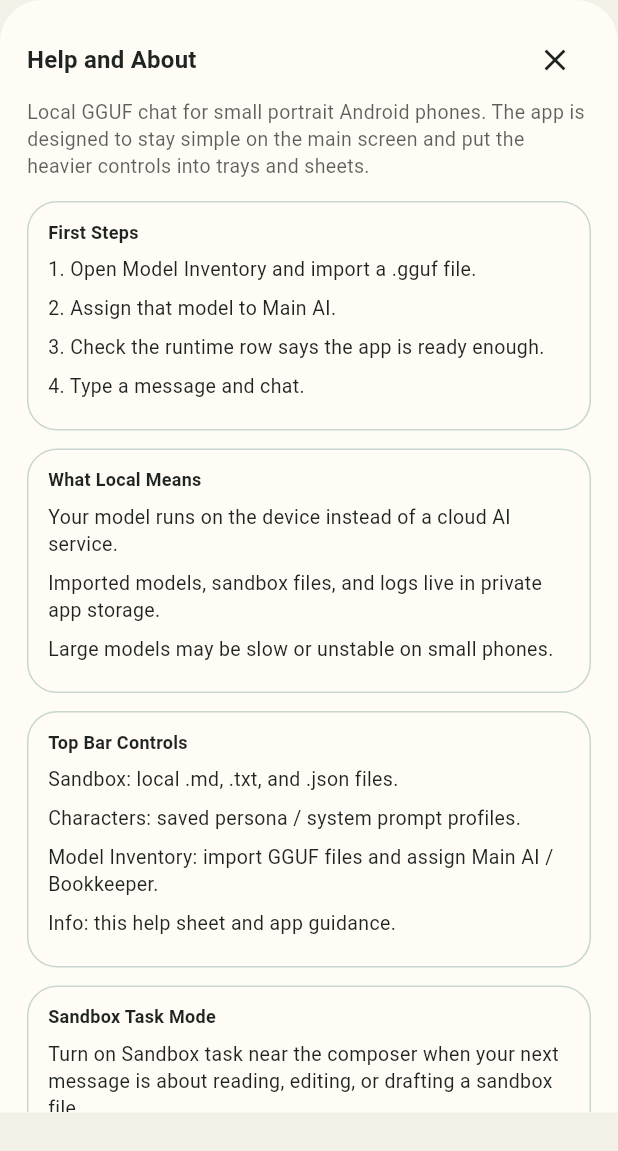
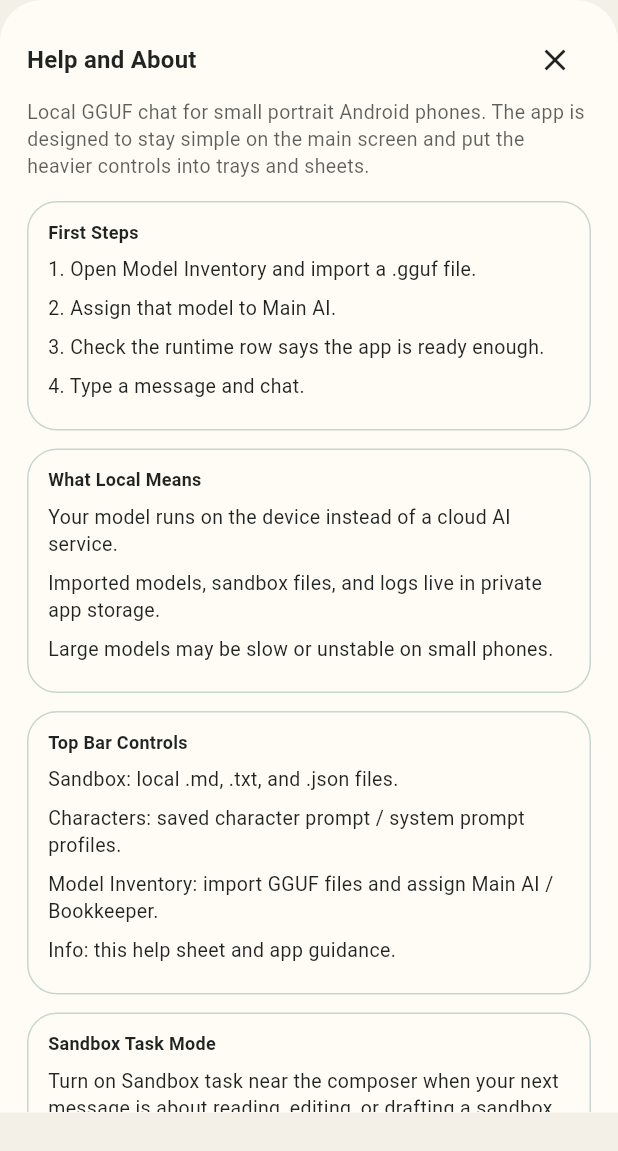
Before and after one commit to instance001/chatty-mini, a Flutter app: the HelpSheet widget shown alone on an empty page, opened directly with empty values, on a phone screen of 412 x 824 dp. Shown: the top 1151 px of the screen. Run offline on Flutter 3.47's test engine with Material 3 defaults, Android fonts, the phone set to English and light mode, and no system bars.

Commit message:
Modernize Chatty-mini prompt and context terminology

```diff
--- a/lib/features/character/character_tray.dart
+++ b/lib/features/character/character_tray.dart
@@ -105,7 +105,7 @@ class _CharacterTrayState extends State<CharacterTray> {
                       ),
                       const SizedBox(height: 2),
                       Text(
-                        'Save named personas and switch between them for different tasks. The active profile is persisted across sessions.',
+                        'Save named character prompt profiles and switch between them for different tasks. The active profile is persisted across sessions.',
                         style: theme.textTheme.bodyMedium?.copyWith(
                           color: theme.colorScheme.onSurface.withValues(
                             alpha: 0.68,
@@ -459,7 +459,7 @@ class _CharacterProfileEditorSheetState
                   decoration: const InputDecoration(
                     labelText: 'System prompt',
                     hintText:
-                        'Describe how this persona should behave, speak, and prioritize.',
+                        'Describe how this character prompt should shape tone, style, and priorities.',
                   ),
                 ),
               ),
@@ -501,7 +501,7 @@ Future<void> _showImportPicker(
               Text('Import Profiles', style: theme.textTheme.titleMedium),
               const SizedBox(height: 6),
               Text(
-                'Pick a sandbox JSON export to merge into the current persona list.',
+                'Pick a sandbox JSON export to merge into the current character prompt list.',
                 style: theme.textTheme.bodyMedium?.copyWith(
                   color: theme.colorScheme.onSurface.withValues(alpha: 0.72),
                 ),
--- a/lib/features/help/help_sheet.dart
+++ b/lib/features/help/help_sheet.dart
@@ -101,7 +101,7 @@ class HelpSheet extends StatelessWidget {
               title: 'Top Bar Controls',
               lines: const [
                 'Sandbox: local .md, .txt, and .json files.',
-                'Characters: saved persona / system prompt profiles.',
+                'Characters: saved character prompt / system prompt profiles.',
                 'Model Inventory: import GGUF files and assign Main AI / Bookkeeper.',
                 'Info: this help sheet and app guidance.',
               ],
```
Also changed, not shown: 3 other files.
